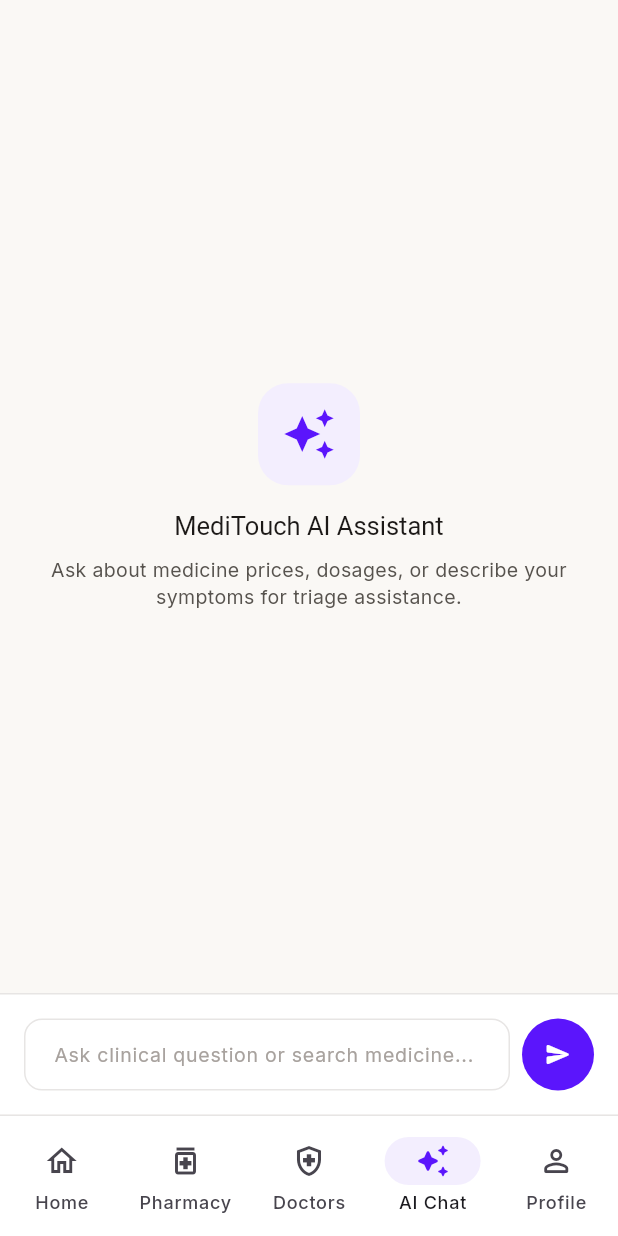
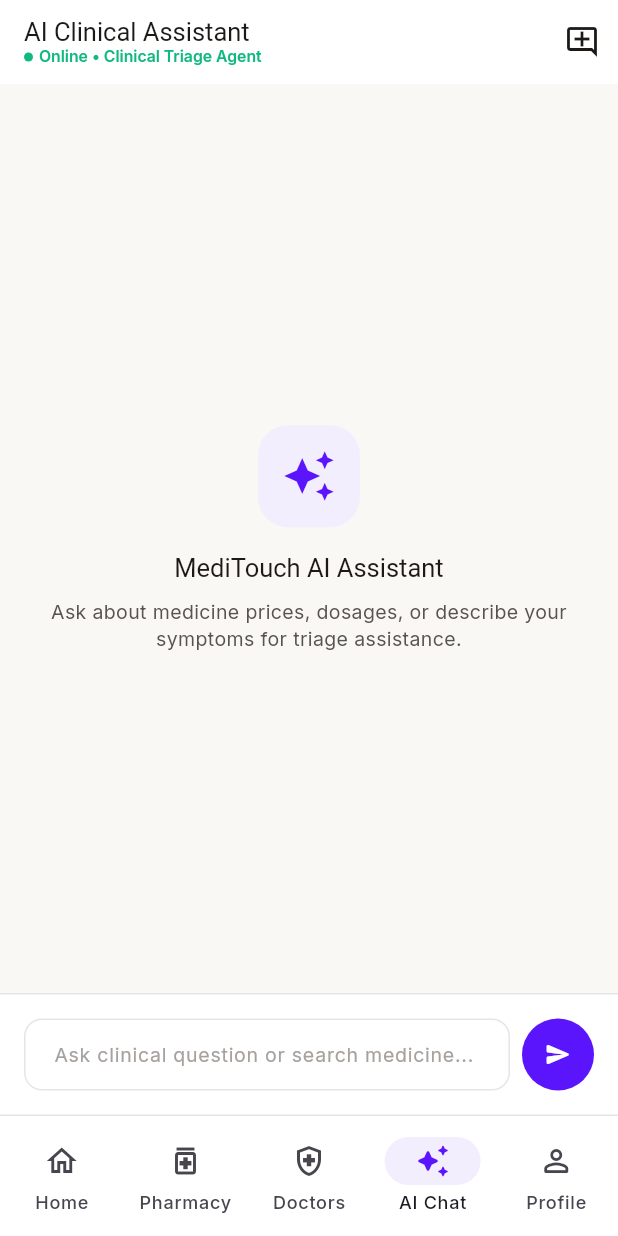
Before and after one commit to kaiumallimon/meditouch-reform, a Flutter app: the ChatbotScreen screen opened by its route, on a phone screen of 412 x 824 dp. Run offline on Flutter 3.47's test engine with Material 3 defaults, Android fonts, the phone set to English and light mode, and no system bars; our stand-ins replace dio, flutter_riverpod, flutter_secure_storage, flutter_svg, go_router, google_fonts; accounts and stored records are empty; Roboto replaces fonts that are missing (Young Serif); project files that could hold a hidden picture were left out.

Commit message:
Add AppBar to ChatbotScreen with enhanced title and status display for improved user experience

```diff
--- a/lib/features/chatbot/presentation/chatbot_screen.dart
+++ b/lib/features/chatbot/presentation/chatbot_screen.dart
@@ -1,4 +1,5 @@
 import 'package:flutter/material.dart';
+import 'package:google_fonts/google_fonts.dart';
 import 'package:meditouch/core/constants/app_colors.dart';
 
 class ChatbotScreen extends StatelessWidget {
@@ -7,6 +8,48 @@
   @override
   Widget build(BuildContext context) {
     return Scaffold(
+      appBar: AppBar(
+        title: Column(
+          crossAxisAlignment: CrossAxisAlignment.start,
+          children: [
+            Text(
+              'AI Clinical Assistant',
+              style: GoogleFonts.youngSerif(
+                fontSize: 17,
+                color: AppColors.textPrimary,
+              ),
+            ),
+            Row(
+              children: [
+                Container(
+                  width: 6,
+                  height: 6,
+                  decoration: const BoxDecoration(
+                    color: AppColors.secondary,
+                    shape: BoxShape.circle,
+                  ),
+                ),
+                const SizedBox(width: 4),
+                Text(
+                  'Online • Clinical Triage Agent',
+                  style: GoogleFonts.inter(
+                    fontSize: 10.5,
+                    fontWeight: FontWeight.w600,
+                    color: AppColors.secondary,
+                  ),
+                ),
+              ],
+            ),
+          ],
+        ),
+        actions: [
+          IconButton(
+            icon: const Icon(Icons.add_comment_outlined),
+            tooltip: 'New Conversation',
+            onPressed: () {},
+          ),
+        ],
+      ),
       body: SafeArea(
         child: Column(
           children: [
```
